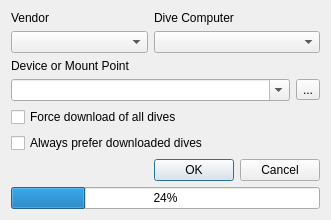
subsurface/subsurface, file qt-ui/downloadfromdivecomputer.ui: the form before one commit.
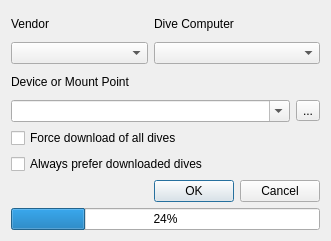
The form after the commit. Icons and pictures are not drawn.

Commit message: Add application icon to dialogs

The edit to the form file:
```diff
--- a/qt-ui/downloadfromdivecomputer.ui
+++ b/qt-ui/downloadfromdivecomputer.ui
@@ -7,7 +7,7 @@
     <x>0</x>
     <y>0</y>
     <width>331</width>
-    <height>199</height>
+    <height>241</height>
    </rect>
   </property>
   <property name="windowTitle">
```
Left out of the diff: 9 changed lines with no effect on the pictures. The commit also changes 6 other files.
